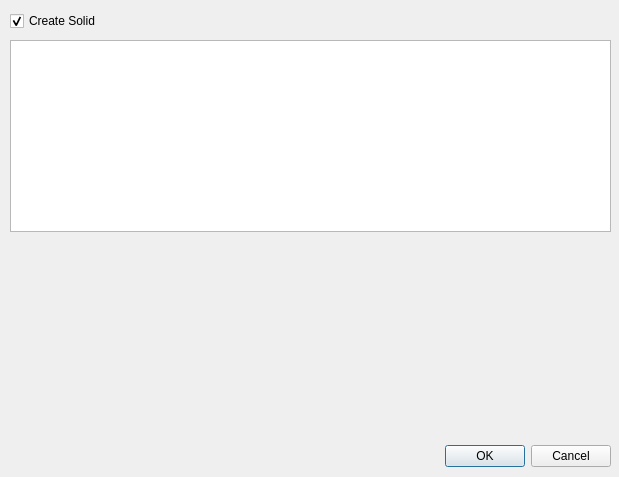
The window that ui/create-elbow-alpha.ui (rkrenzler/ose-piping-library) describes before a commit, drawn with Qt 5.
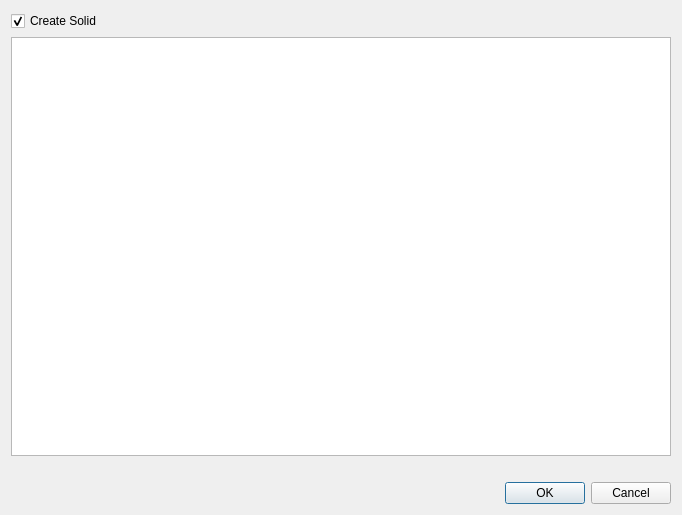
The same window after the commit. Icons and pictures are not drawn.

Commit message: make dialog of the create-elbow-alpha macro resizable

```diff
--- a/ui/create-elbow-alpha.ui
+++ b/ui/create-elbow-alpha.ui
@@ -6,38 +6,26 @@
    <rect>
     <x>0</x>
     <y>0</y>
-    <width>619</width>
-    <height>477</height>
+    <width>682</width>
+    <height>515</height>
    </rect>
   </property>
   <property name="windowTitle">
    <string>Create alpha° elbow</string>
   </property>
-  <widget class="QDialogButtonBox" name="buttonBox">
-   <property name="geometry">
-    <rect>
-     <x>310</x>
-     <y>440</y>
-     <width>301</width>
-     <height>32</height>
-    </rect>
-   </property>
-   <property name="orientation">
-    <enum>Qt::Horizontal</enum>
-   </property>
-   <property name="standardButtons">
-    <set>QDialogButtonBox::Cancel|QDialogButtonBox::Ok</set>
-   </property>
-  </widget>
+  <layout class="QVBoxLayout" name="verticalLayout">
+   <item>
+    <widget class="QCheckBox" name="checkBoxCreateSolid">
+     <property name="text">
+      <string>Create Solid</string>
+     </property>
+     <property name="checked">
+      <bool>true</bool>
+     </property>
+    </widget>
+   </item>
+   <item>
   <widget class="QTableView" name="tableViewParts">
-   <property name="geometry">
-    <rect>
-     <x>10</x>
-     <y>40</y>
-     <width>601</width>
-     <height>192</height>
-    </rect>
-   </property>
    <property name="selectionMode">
     <enum>QAbstractItemView::SingleSelection</enum>
    </property>
@@ -45,38 +33,31 @@
     <enum>QAbstractItemView::SelectRows</enum>
    </property>
   </widget>
-  <widget class="QCheckBox" name="checkBoxCreateSolid">
-   <property name="geometry">
-    <rect>
-     <x>10</x>
-     <y>10</y>
-     <width>171</width>
-     <height>22</height>
-    </rect>
-   </property>
-   <property name="text">
-    <string>Create Solid</string>
-   </property>
-   <property name="checked">
-    <bool>true</bool>
-   </property>
-  </widget>
+   </item>
+   <item>
   <widget class="QLabel" name="label">
-   <property name="geometry">
-    <rect>
-     <x>110</x>
-     <y>240</y>
-     <width>401</width>
-     <height>191</height>
-    </rect>
-   </property>
    <property name="text">
     <string/>
    </property>
    <property name="pixmap">
     <pixmap>../macros/alpha-deg-elbow-dimensions.png</pixmap>
    </property>
-  </widget>
+     <property name="alignment">
+      <set>Qt::AlignCenter</set>
+     </property>
+    </widget>
+   </item>
+   <item>
+    <widget class="QDialogButtonBox" name="buttonBox">
+     <property name="orientation">
+      <enum>Qt::Horizontal</enum>
+     </property>
+     <property name="standardButtons">
+      <set>QDialogButtonBox::Cancel|QDialogButtonBox::Ok</set>
+     </property>
+    </widget>
+   </item>
+  </layout>
  </widget>
  <resources/>
  <connections>
```
Lines whose indentation alone changed are shown as unchanged. The commit also changes 1 other file.
